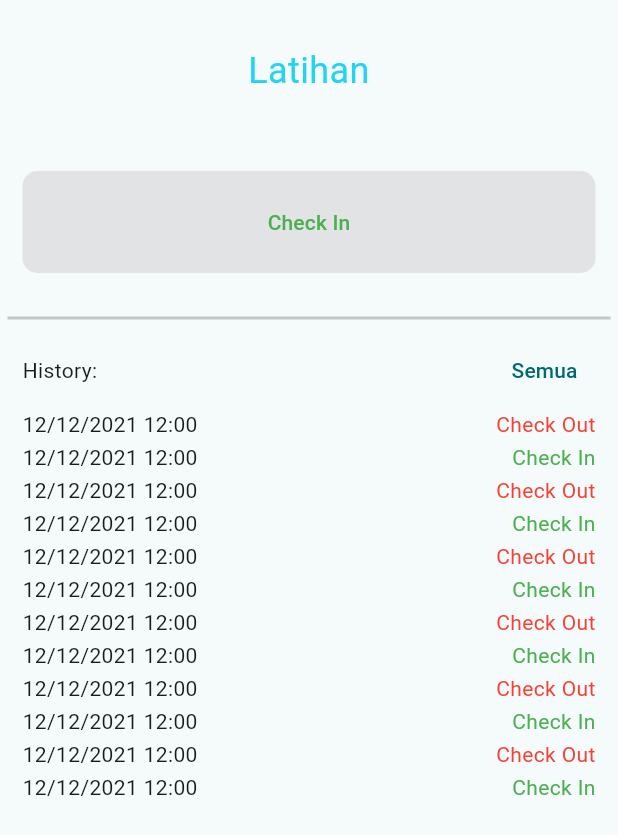
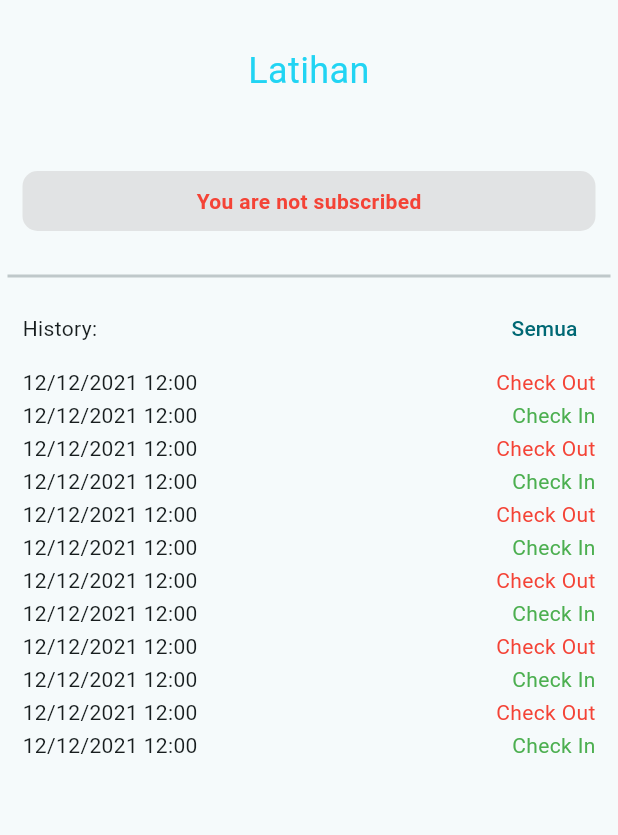
Before and after one commit to pasya1912/UASflutter, a Flutter app: the CheckIn widget shown alone on an empty page, opened directly, on a phone screen of 412 x 824 dp. Shown: the top 835 px of the screen. Run offline on Flutter 3.47's test engine with Material 2 defaults, Android fonts, the phone set to English and light mode, and no system bars; our stand-ins replace google_nav_bar, line_icons; network calls fail.

Commit message:
Final UTS

```diff
--- a/lib/main.dart
+++ b/lib/main.dart
@@ -12,7 +12,7 @@ class MyApp extends StatelessWidget {
 
   @override
   Widget build(BuildContext context) {
-      int isAdmin = 0;
+      int isAdmin = 1;
     return MaterialApp(
       debugShowCheckedModeBanner: false,
       title: 'Gym App',
--- a/lib/pages/checkin.dart
+++ b/lib/pages/checkin.dart
@@ -10,6 +10,7 @@ class CheckIn extends StatefulWidget {
 class _CheckInState extends State<CheckIn> {
   //array of history either checkin or checkout with the date and time
   int isCheckIn = 0;
+  int isSubscribed = 0;
   List<Map<String, String>> history = [
     {"date": "12/12/2021", "time": "12:00", "status": "checkin"},
     {"date": "12/12/2021", "time": "12:00", "status": "checkout"},
@@ -25,43 +26,15 @@ class _CheckInState extends State<CheckIn> {
     {"date": "12/12/2021", "time": "12:00", "status": "checkout"}
   ];
 
-  @override
-  Widget build(BuildContext context) {
-    return ListView(children: [
-      Row(children: [
-        Expanded(
-          child: Container(
-            width: double.infinity,
-
-            padding: const EdgeInsets.symmetric(horizontal: 5, vertical: 10),
-            //margin x = 5
-
-            //container again with full width but margin x = 5
-            margin: const EdgeInsets.symmetric(horizontal: 15, vertical: 20),
-            child: Text(
-              "Latihan",
-              textAlign: TextAlign.center,
-              style: TextStyle(
-                  fontSize: 24, color: const Color.fromARGB(255, 33, 212, 243)),
-            ),
-          ),
-        )
-      ]),
-      Row(children: [
-        Expanded(
-            child: Container(
-          width: double.infinity,
-          padding: const EdgeInsets.symmetric(horizontal: 5, vertical: 10),
-          //margin x = 5
-          decoration: BoxDecoration(
-            //colors from rgb 211,211,211
-
-            color: Color.fromARGB(148, 211, 211, 211),
-            borderRadius: BorderRadius.circular(10),
-          ),
-          //container again with full width but margin x = 5
-          margin: const EdgeInsets.symmetric(horizontal: 15, vertical: 20),
-          child: isCheckIn == 0
+  Widget checkInButon() {
+    if (isSubscribed == 0) {
+      return Row(
+        mainAxisAlignment: MainAxisAlignment.center,
+        children: [Container(
+        child: Text("You are not subscribed",style: TextStyle(color: Colors.red,fontWeight: FontWeight.bold),))],
+      );
+    } else if(isSubscribed == 1){
+      final btn = isCheckIn == 0
           ? TextButton(
               onPressed: () {
                 setState(() {
@@ -96,8 +69,53 @@ class _CheckInState extends State<CheckIn> {
                 "Check Out",
                 textAlign: TextAlign.center,
                 style: TextStyle(fontSize: 14, color: Colors.red),
-                  )),
-        )),
+              ));
+      return btn;
+    }
+    else{
+      return SizedBox(height:1);
+    }
+  }
+
+  @override
+  Widget build(BuildContext context) {
+    return ListView(children: [
+      Row(children: [
+        Expanded(
+          child: Container(
+            width: double.infinity,
+
+            padding: const EdgeInsets.symmetric(horizontal: 5, vertical: 10),
+            //margin x = 5
+
+            //container again with full width but margin x = 5
+            margin: const EdgeInsets.symmetric(horizontal: 15, vertical: 20),
+            child: Text(
+              "Latihan",
+              textAlign: TextAlign.center,
+              style: TextStyle(
+                  fontSize: 24, color: const Color.fromARGB(255, 33, 212, 243)),
+            ),
+          ),
+        )
+      ]),
+      Row(children: [
+        Expanded(
+            child: Container(
+                width: double.infinity,
+                padding:
+                    const EdgeInsets.symmetric(horizontal: 5, vertical: 10),
+                //margin x = 5
+                decoration: BoxDecoration(
+                  //colors from rgb 211,211,211
+
+                  color: Color.fromARGB(148, 211, 211, 211),
+                  borderRadius: BorderRadius.circular(10),
+                ),
+                //container again with full width but margin x = 5
+                margin:
+                    const EdgeInsets.symmetric(horizontal: 15, vertical: 20),
+                child: checkInButon())),
       ]),
       const Divider(
         height: 20,
--- a/lib/pages/profile/edit_ktp.dart
+++ b/lib/pages/profile/edit_ktp.dart
@@ -23,7 +23,7 @@ class _EditKTPState extends State<EditKTP> {
     //form to edit the name
     return Scaffold(
         appBar: AppBar(
-          title: const Text('Edit Alamat'),
+          title: const Text('Edit ID/KTP'),
         ),
         body: Padding(
             //padding vertical 30 horizontal 10
```
Also changed, not shown: lib/admin/pages/userpage.dart (+9 -1 lines), lib/pages/homepage.dart (+12 -14 lines), lib/pages/profilepage.dart (+16 -7 lines). Lines whose indentation alone changed are shown as unchanged.
